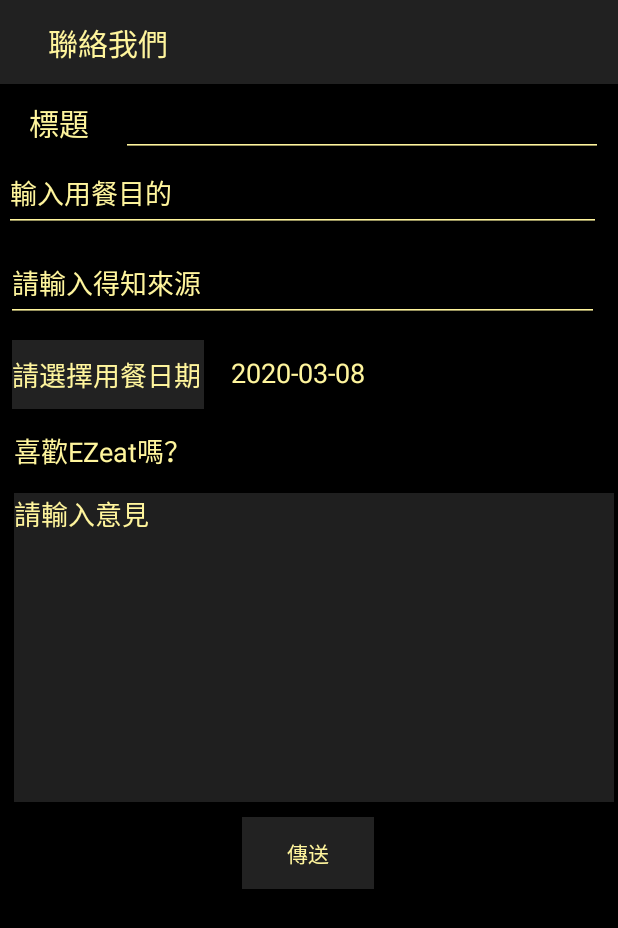
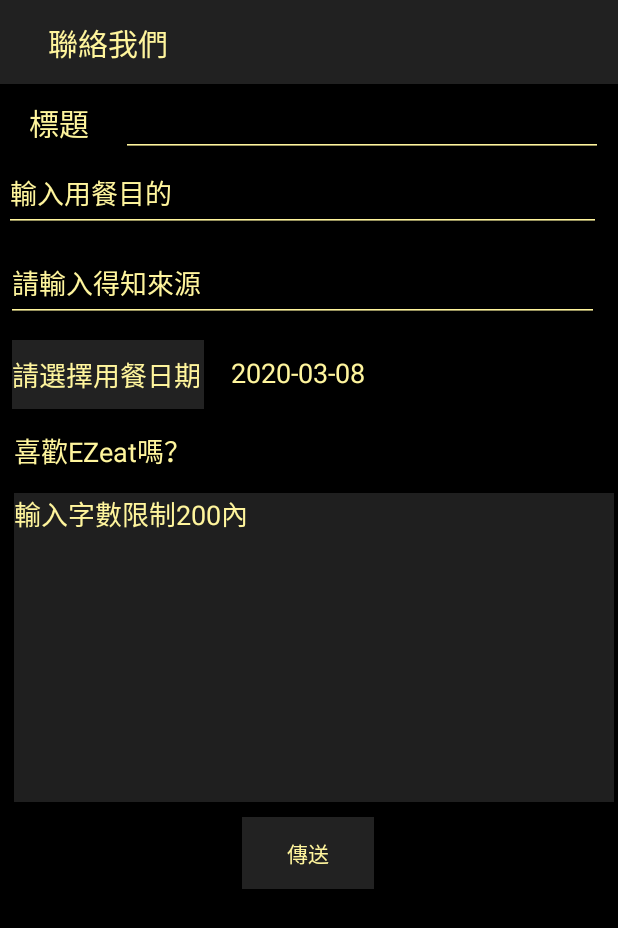
Before and after one commit to DP103-G1/ForntDesk, an Android app: the SUGBoxFragment screen opened through its navigation route, on a phone screen of 412 x 824 dp. Shown: the top 928 px of the screen. Run offline under Robolectric (Android 15) with nearby library versions, the light colour scheme and no system bars; our stand-ins replace navigation-ui; 7 statements that could not run were skipped.

Commit message:
//SUG_Box 加scroll

```diff
--- a/app/src/main/java/com/example/ezeats/SUGBox/SUGBoxFragment.java
+++ b/app/src/main/java/com/example/ezeats/SUGBox/SUGBoxFragment.java
@@ -5,6 +5,8 @@ import android.app.AlertDialog;
 import android.app.DatePickerDialog;
 import android.content.DialogInterface;
 import android.os.Bundle;
+import android.text.Editable;
+import android.text.TextWatcher;
 import android.util.Log;
 import android.view.LayoutInflater;
 import android.view.View;
@@ -45,6 +47,7 @@ public class SUGBoxFragment extends Fragment
     private EditText etTopicKeyIn,etPurpose,etSource,etMessage;
     private RatingBar ratingBar;
     private int mem_id;
+    private String textMessage;
 
 
     @Override
@@ -156,6 +159,27 @@ public class SUGBoxFragment extends Fragment
 
         });
 
+        etMessage.addTextChangedListener(new TextWatcher() {
+            @Override
+            public void beforeTextChanged(CharSequence s, int start, int count, int after) {
+
+            }
+
+            @Override
+            public void onTextChanged(CharSequence s, int start, int before, int count) {
+
+            }
+
+            @Override
+            public void afterTextChanged(Editable s) {
+                if (s.length() > 200) {
+                    textMessage = s.subSequence(0, 200).toString();
+                    etMessage.setText(textMessage);
+                    etMessage.setSelection(textMessage.length());
+                }
+            }
+        });
+
     }
 
 
--- a/app/src/main/res/layout/fragment_sugbox.xml
+++ b/app/src/main/res/layout/fragment_sugbox.xml
@@ -1,11 +1,14 @@
 <?xml version="1.0" encoding="utf-8"?>
-<androidx.constraintlayout.widget.ConstraintLayout xmlns:android="http://schemas.android.com/apk/res/android"
+<ScrollView xmlns:android="http://schemas.android.com/apk/res/android"
     xmlns:app="http://schemas.android.com/apk/res-auto"
     xmlns:tools="http://schemas.android.com/tools"
     android:layout_width="match_parent"
+    android:layout_height="match_parent">
+
+<androidx.constraintlayout.widget.ConstraintLayout
+    android:layout_width="match_parent"
     android:layout_height="match_parent"
     tools:context="com.example.ezeats.SUGBox.SUGBoxFragment">
-
 
     <Button
         android:id="@+id/btSent"
@@ -160,3 +163,4 @@
         app:layout_constraintTop_toBottomOf="@+id/btDatePicker" />
 
 </androidx.constraintlayout.widget.ConstraintLayout>
+</ScrollView>
--- a/app/src/main/res/values/strings.xml
+++ b/app/src/main/res/values/strings.xml
@@ -164,7 +164,7 @@
     <string name="navFront">mainGraph</string>
     <string name="etPurpose">輸入用餐目的</string>
     <string name="etSource">請輸入得知來源</string>
-    <string name="etContent">請輸入意見</string>
+    <string name="etContent">輸入字數限制200內</string>
     <string name="tvheadline">意見</string>
     <string name="btDatePicker" translatable="false">請選擇用餐日期</string>
     <string name="tvShowDate">選擇的時間</string>
```
